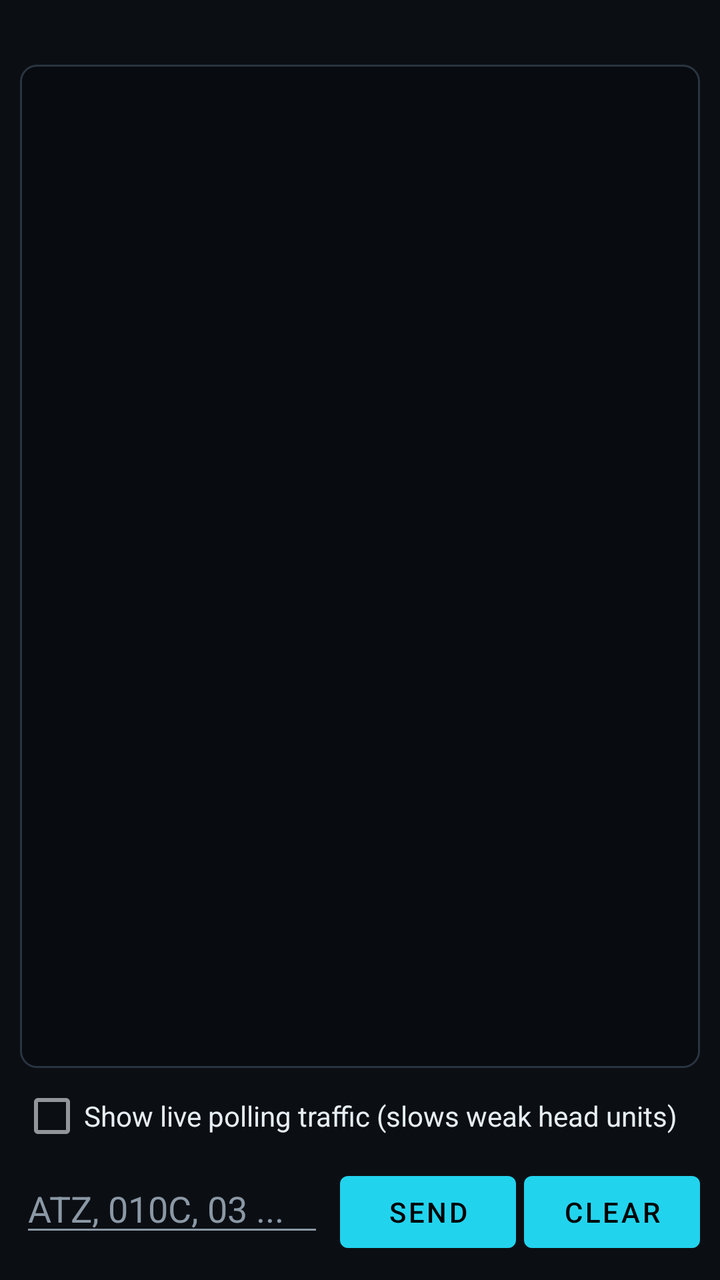
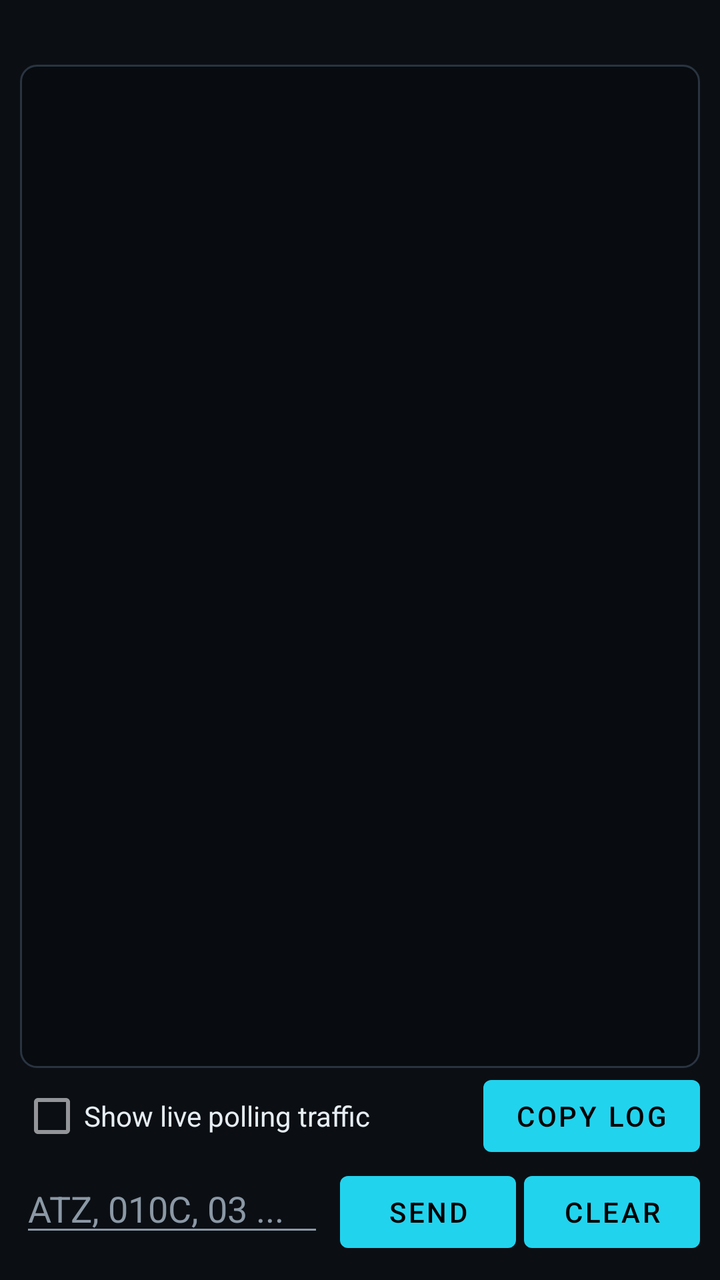

Before-and-after screenshots of an Android layout around one commit, followed by the original layout XML and the change that was made.
<!-- AndroidManifest.xml: application theme Theme.Obd2Dash -->
<!-- res/layout/fragment_console.xml -->
<?xml version="1.0" encoding="utf-8"?>
<LinearLayout xmlns:android="http://schemas.android.com/apk/res/android"
    android:layout_width="match_parent"
    android:layout_height="match_parent"
    android:orientation="vertical"
    android:padding="10dp">

    <TextView
        android:id="@+id/pollModeText"
        android:layout_width="match_parent"
        android:layout_height="wrap_content"
        android:paddingBottom="6dp"
        android:textColor="@color/text_secondary"
        android:textSize="12sp" />

    <ScrollView
        android:id="@+id/consoleScroll"
        android:layout_width="match_parent"
        android:layout_height="0dp"
        android:layout_weight="1"
        android:background="@drawable/bg_console"
        android:padding="8dp">

        <TextView
            android:id="@+id/consoleText"
            android:layout_width="match_parent"
            android:layout_height="wrap_content"
            android:fontFamily="monospace"
            android:textColor="@color/ok"
            android:textSize="11sp"
            android:textIsSelectable="true" />
    </ScrollView>

    <CheckBox
        android:id="@+id/verbose"
        style="@style/SettingCheck"
        android:text="Show live polling traffic (slows weak head units)" />

    <LinearLayout
        android:layout_width="match_parent"
        android:layout_height="wrap_content"
        android:orientation="horizontal">

        <EditText
            android:id="@+id/commandInput"
            android:layout_width="0dp"
            android:layout_height="wrap_content"
            android:layout_weight="1"
            android:hint="ATZ, 010C, 03 ..."
            android:importantForAutofill="no"
            android:imeOptions="actionSend"
            android:inputType="textCapCharacters|textNoSuggestions"
            android:maxLines="1"
            android:textColor="@color/text_primary"
            android:textColorHint="@color/text_secondary" />

        <Button
            android:id="@+id/sendCommand"
            android:layout_width="wrap_content"
            android:layout_height="wrap_content"
            android:layout_marginStart="8dp"
            android:text="@string/send" />

        <Button
            android:id="@+id/clearConsole"
            android:layout_width="wrap_content"
            android:layout_height="wrap_content"
            android:layout_marginStart="4dp"
            android:text="Clear" />
    </LinearLayout>
</LinearLayout>
<!-- resources referenced by this layout -->
<resources>
  <color name="ok">#34D399</color>
  <color name="text_primary">#E6EDF3</color>
  <color name="text_secondary">#8B98A5</color>
  <!-- drawable bg_console (drawable) -->
  <?xml version="1.0" encoding="utf-8"?>
  <shape xmlns:android="http://schemas.android.com/apk/res/android" android:shape="rectangle">
      <solid android:color="#080B0F" />
      <corners android:radius="8dp" />
      <stroke android:width="1dp" android:color="@color/outline" />
  </shape>
  <string name="send">Send</string>
  <style name="SettingCheck">
          <item name="android:layout_width">match_parent</item>
          <item name="android:layout_height">wrap_content</item>
          <item name="android:textColor">@color/text_primary</item>
      </style>
  <style name="Theme.Obd2Dash" parent="Theme.MaterialComponents.NoActionBar">
          <item name="colorPrimary">@color/accent</item>
          <item name="colorPrimaryDark">@color/bg</item>
          <item name="colorAccent">@color/accent</item>
          <item name="colorSecondary">@color/amber</item>
          <item name="colorSurface">@color/surface</item>
          <item name="colorError">@color/danger</item>
          <item name="android:colorBackground">@color/bg</item>
          <item name="android:windowBackground">@color/bg</item>
          <item name="android:textColorPrimary">@color/text_primary</item>
          <item name="android:textColorSecondary">@color/text_secondary</item>
          <item name="android:statusBarColor">@color/bg</item>
          <item name="android:navigationBarColor">@color/bg</item>
  
          <item name="gaugeAccent">@color/accent</item>
          <item name="gaugeWarn">@color/danger</item>
          <item name="gaugeTrack">@color/track</item>
      </style>
  <color name="outline">#2A3441</color>
  <color name="accent">#22D3EE</color>
  <color name="bg">#0B0F14</color>
  <color name="amber">#FBBF24</color>
  <color name="surface">#141A21</color>
  <color name="danger">#F87171</color>
  <color name="track">#1F2933</color>
</resources>

<!-- the commit's change to res/layout/fragment_console.xml (unified diff, before → after) -->
@@ -31,10 +31,25 @@
             android:textIsSelectable="true" />
     </ScrollView>
 
-    <CheckBox
-        android:id="@+id/verbose"
-        style="@style/SettingCheck"
-        android:text="Show live polling traffic (slows weak head units)" />
+    <LinearLayout
+        android:layout_width="match_parent"
+        android:layout_height="wrap_content"
+        android:gravity="center_vertical"
+        android:orientation="horizontal">
+
+        <CheckBox
+            android:id="@+id/verbose"
+            style="@style/SettingCheck"
+            android:layout_width="0dp"
+            android:layout_weight="1"
+            android:text="Show live polling traffic" />
+
+        <Button
+            android:id="@+id/copyLog"
+            android:layout_width="wrap_content"
+            android:layout_height="wrap_content"
+            android:text="Copy log" />
+    </LinearLayout>
 
     <LinearLayout
         android:layout_width="match_parent"
